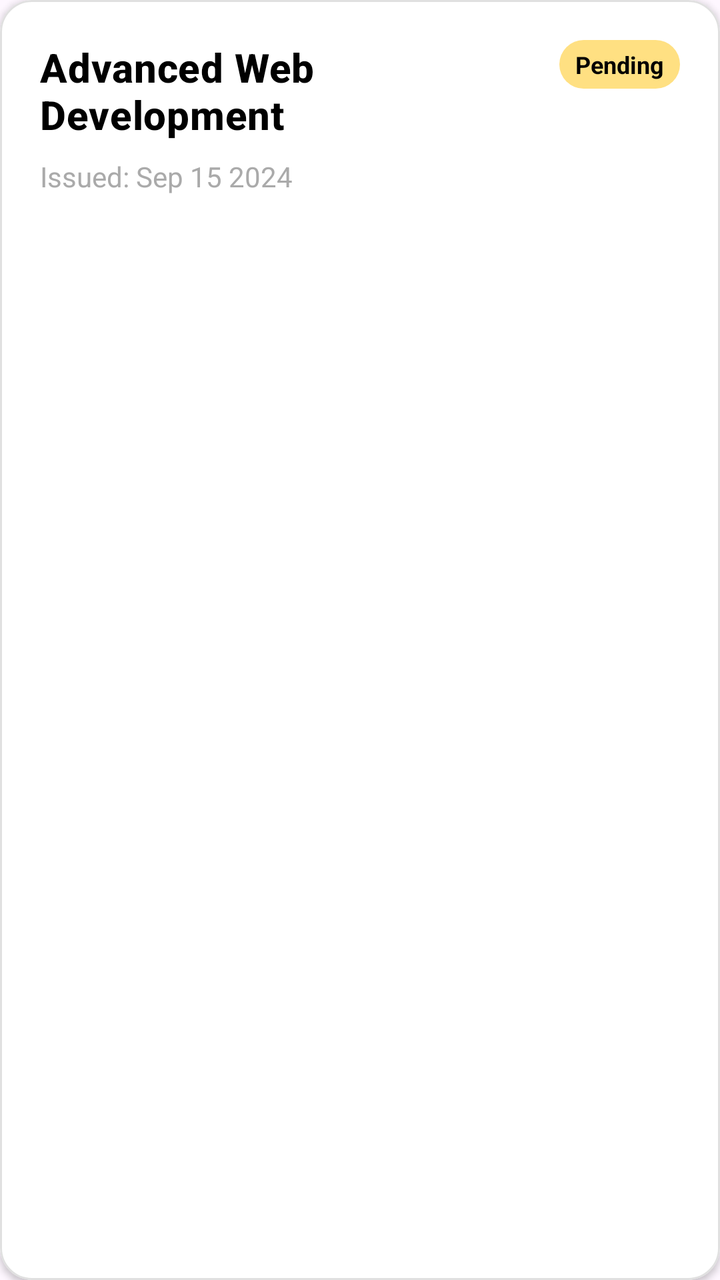
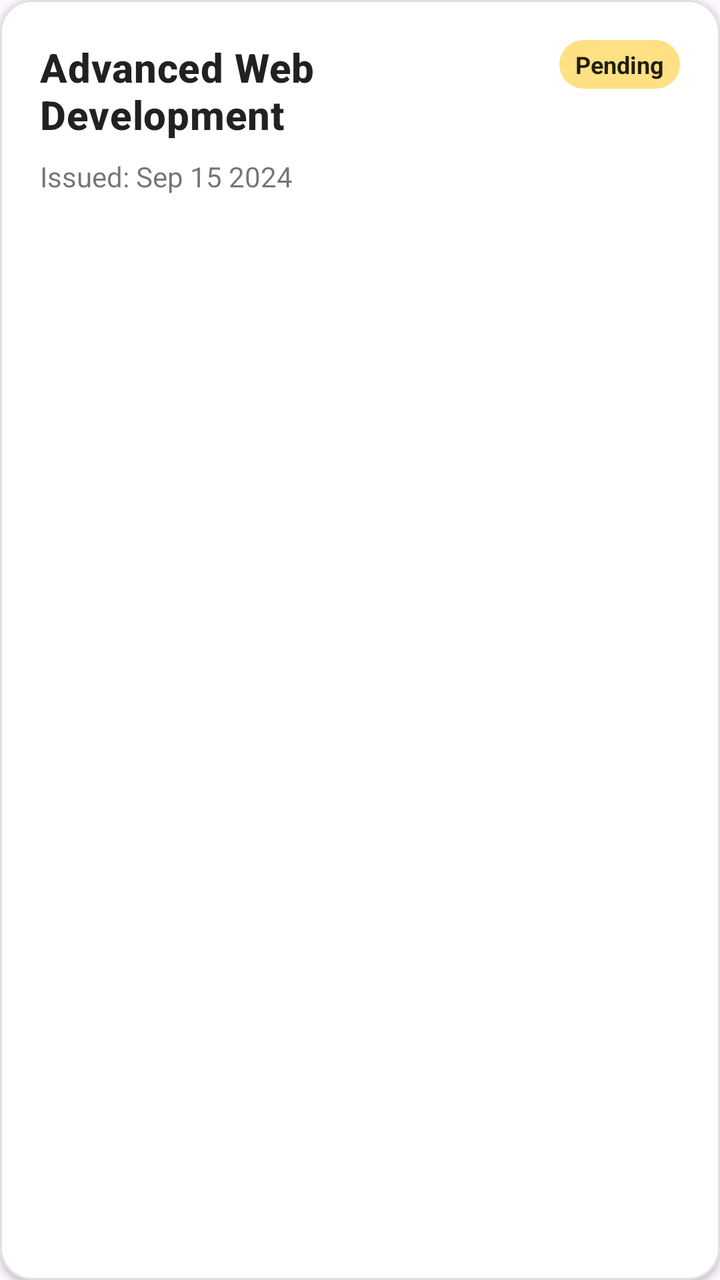

Screens rendered from an Android XML layout before and after an edit, with the pre-edit source and the edit as a unified diff.
<!-- AndroidManifest.xml: application theme Theme.MicroCredential -->
<!-- res/layout/item_certificate.xml -->
<?xml version="1.0" encoding="utf-8"?>
<com.google.android.material.card.MaterialCardView xmlns:android="http://schemas.android.com/apk/res/android"
    xmlns:app="http://schemas.android.com/apk/res-auto"
    xmlns:tools="http://schemas.android.com/tools"
    android:layout_width="match_parent"
    android:layout_height="wrap_content"
    android:layout_marginHorizontal="16dp"
    android:layout_marginVertical="8dp"
    app:cardCornerRadius="16dp"
    app:cardElevation="2dp"
    app:cardBackgroundColor="@android:color/white"
    app:strokeColor="#E0E0E0"
    app:strokeWidth="1dp">

    <androidx.constraintlayout.widget.ConstraintLayout
        android:layout_width="match_parent"
        android:layout_height="wrap_content"
        android:padding="20dp">

        <TextView
            android:id="@+id/tv_certificate_title"
            android:layout_width="0dp"
            android:layout_height="wrap_content"
            android:layout_marginEnd="8dp"
            android:text="Advanced Web Development"
            android:textAppearance="@style/TextAppearance.MaterialComponents.Headline6"
            android:textColor="@android:color/black"
            android:textStyle="bold"
            app:layout_constraintEnd_toStartOf="@+id/tv_status"
            app:layout_constraintStart_toStartOf="parent"
            app:layout_constraintTop_toTopOf="parent" />

        <TextView
            android:id="@+id/tv_status"
            android:layout_width="wrap_content"
            android:layout_height="wrap_content"
            android:background="@drawable/bg_status_pending"
            android:paddingHorizontal="8dp"
            android:paddingVertical="4dp"
            android:text="Pending"
            android:textColor="@android:color/black"
            android:textSize="12sp"
            android:textStyle="bold"
            app:layout_constraintEnd_toEndOf="parent"
            app:layout_constraintTop_toTopOf="parent"
            tools:background="#FFE082" />

        <TextView
            android:id="@+id/tv_issue_date"
            android:layout_width="wrap_content"
            android:layout_height="wrap_content"
            android:layout_marginTop="8dp"
            android:text="Issued: Sep 15 2024"
            android:textColor="@android:color/darker_gray"
            app:layout_constraintStart_toStartOf="parent"
            app:layout_constraintTop_toBottomOf="@+id/tv_certificate_title" />

        <TextView
            android:id="@+id/tv_expiry_date"
            android:layout_width="wrap_content"
            android:layout_height="wrap_content"
            android:layout_marginTop="4dp"
            android:text="Expires: Sep 15 2026"
            android:textColor="@android:color/holo_red_dark"
            android:visibility="gone"
            app:layout_constraintStart_toStartOf="parent"
            app:layout_constraintTop_toBottomOf="@+id/tv_issue_date"
            tools:visibility="visible" />

    </androidx.constraintlayout.widget.ConstraintLayout>

</com.google.android.material.card.MaterialCardView>
<!-- resources referenced by this layout -->
<resources>
  <!-- drawable bg_status_pending (drawable) -->
  <?xml version="1.0" encoding="utf-8"?>
  <shape xmlns:android="http://schemas.android.com/apk/res/android"
      android:shape="rectangle">
      <solid android:color="#FFE082" />
      <corners android:radius="16dp" />
  </shape>
  <style name="Theme.MicroCredential" parent="Base.Theme.MicroCredential" />
  <style name="Base.Theme.MicroCredential" parent="Theme.Material3.DayNight.NoActionBar">
          
          
      </style>
</resources>

<!-- the commit's change to res/layout/item_certificate.xml (unified diff, before → after) -->
@@ -8,8 +8,8 @@
     android:layout_marginVertical="8dp"
     app:cardCornerRadius="16dp"
     app:cardElevation="2dp"
-    app:cardBackgroundColor="@android:color/white"
-    app:strokeColor="#E0E0E0"
+    app:cardBackgroundColor="@color/surface_color"
+    app:strokeColor="@color/card_stroke"
     app:strokeWidth="1dp">
 
     <androidx.constraintlayout.widget.ConstraintLayout
@@ -24,7 +24,7 @@
             android:layout_marginEnd="8dp"
             android:text="Advanced Web Development"
             android:textAppearance="@style/TextAppearance.MaterialComponents.Headline6"
-            android:textColor="@android:color/black"
+            android:textColor="@color/text_primary"
             android:textStyle="bold"
             app:layout_constraintEnd_toStartOf="@+id/tv_status"
             app:layout_constraintStart_toStartOf="parent"
@@ -38,7 +38,7 @@
             android:paddingHorizontal="8dp"
             android:paddingVertical="4dp"
             android:text="Pending"
-            android:textColor="@android:color/black"
+            android:textColor="@color/text_primary"
             android:textSize="12sp"
             android:textStyle="bold"
             app:layout_constraintEnd_toEndOf="parent"
@@ -51,7 +51,7 @@
             android:layout_height="wrap_content"
             android:layout_marginTop="8dp"
             android:text="Issued: Sep 15 2024"
-            android:textColor="@android:color/darker_gray"
+            android:textColor="@color/text_secondary"
             app:layout_constraintStart_toStartOf="parent"
             app:layout_constraintTop_toBottomOf="@+id/tv_certificate_title" />
 
<!-- resource entries referenced after the edit -->
@@ -1,5 +1,9 @@
 <!-- resources referenced by this layout -->
 <resources>
+  <color name="card_stroke">#E0E0E0</color>
+  <color name="surface_color">#FFFFFF</color>
+  <color name="text_primary">#DE000000</color>
+  <color name="text_secondary">#8A000000</color>
   <!-- drawable bg_status_pending (drawable) -->
   <?xml version="1.0" encoding="utf-8"?>
   <shape xmlns:android="http://schemas.android.com/apk/res/android"
